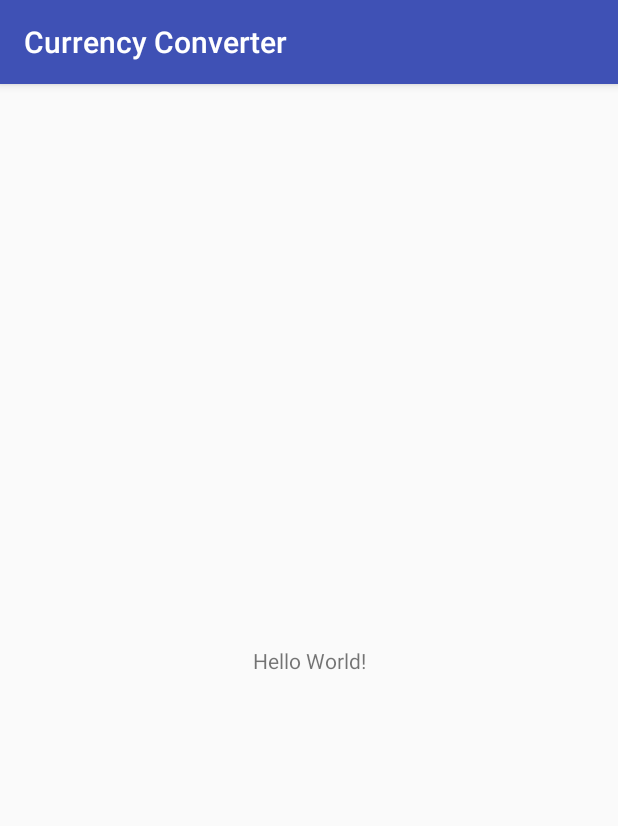
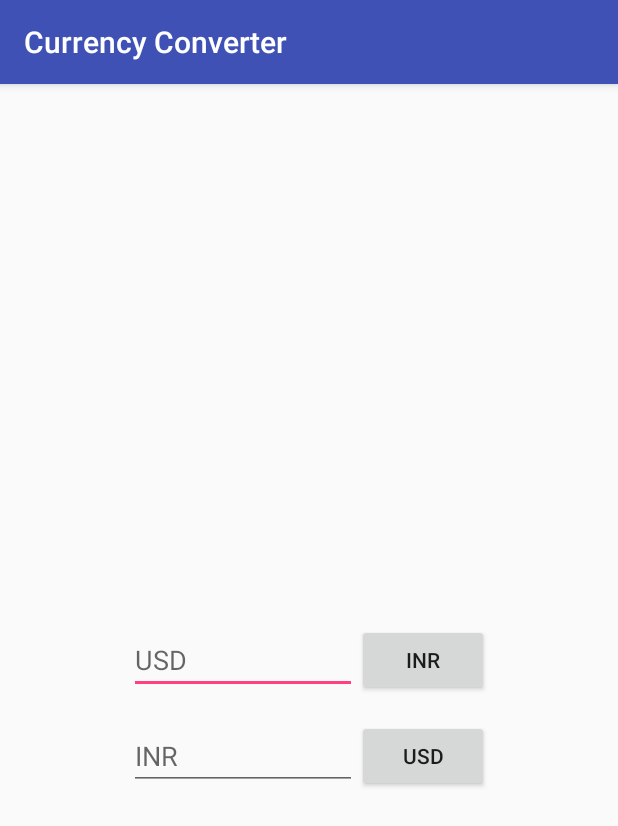
Before and after one commit to kartikgits/CurrencyConverter, an Android app: the screen it shows after launch (MainActivity), on a phone screen of 412 x 824 dp. Shown: the top 826 px of the screen. Run offline under Robolectric (Android 15) with nearby library versions, the phone set to English and light mode, and no system bars.

Commit message:
Add Basic layout

```diff
--- a/app/src/main/res/layout/activity_main.xml
+++ b/app/src/main/res/layout/activity_main.xml
@@ -1,18 +1,51 @@
 <?xml version="1.0" encoding="utf-8"?>
-<android.support.constraint.ConstraintLayout xmlns:android="http://schemas.android.com/apk/res/android"
-    xmlns:app="http://schemas.android.com/apk/res-auto"
+<RelativeLayout xmlns:android="http://schemas.android.com/apk/res/android"
     xmlns:tools="http://schemas.android.com/tools"
     android:layout_width="match_parent"
     android:layout_height="match_parent"
     tools:context=".MainActivity">
 
-    <TextView
-        android:layout_width="wrap_content"
+    <LinearLayout
+        android:id="@+id/mid_layout"
+        android:layout_width="match_parent"
         android:layout_height="wrap_content"
-        android:text="Hello World!"
-        app:layout_constraintBottom_toBottomOf="parent"
-        app:layout_constraintLeft_toLeftOf="parent"
-        app:layout_constraintRight_toRightOf="parent"
-        app:layout_constraintTop_toTopOf="parent" />
+        android:orientation="horizontal"
+        android:padding="8dp"
+        android:gravity="center"
+        android:layout_centerInParent="true">
 
-</android.support.constraint.ConstraintLayout>
+        <EditText
+            android:layout_width="152dp"
+            android:layout_height="wrap_content"
+            android:inputType="number"
+            android:hint="USD" />
+
+        <Button
+            android:id="@+id/usd_to_inr"
+            android:layout_width="wrap_content"
+            android:layout_height="wrap_content"
+            android:text="INR"/>
+    </LinearLayout>
+
+    <LinearLayout
+        android:layout_width="match_parent"
+        android:layout_height="wrap_content"
+        android:orientation="horizontal"
+        android:padding="8dp"
+        android:gravity="center"
+        android:layout_below="@id/mid_layout">
+
+        <EditText
+            android:layout_width="152dp"
+            android:layout_height="wrap_content"
+            android:inputType="number"
+            android:hint="INR" />
+
+        <Button
+            android:id="@+id/inr_to_usd"
+            android:layout_width="wrap_content"
+            android:layout_height="wrap_content"
+            android:text="USD"/>
+    </LinearLayout>
+
+</RelativeLayout>
--- a/app/src/main/res/values/styles.xml
+++ b/app/src/main/res/values/styles.xml
@@ -1,7 +1,7 @@
 <resources>
 
     <!-- Base application theme. -->
-    <style name="AppTheme" parent="Theme.AppCompat.Light.DarkActionBar">
+    <style name="AppTheme" parent="Base.Theme.AppCompat.Light.DarkActionBar">
         <!-- Customize your theme here. -->
         <item name="colorPrimary">@color/colorPrimary</item>
         <item name="colorPrimaryDark">@color/colorPrimaryDark</item>
```
